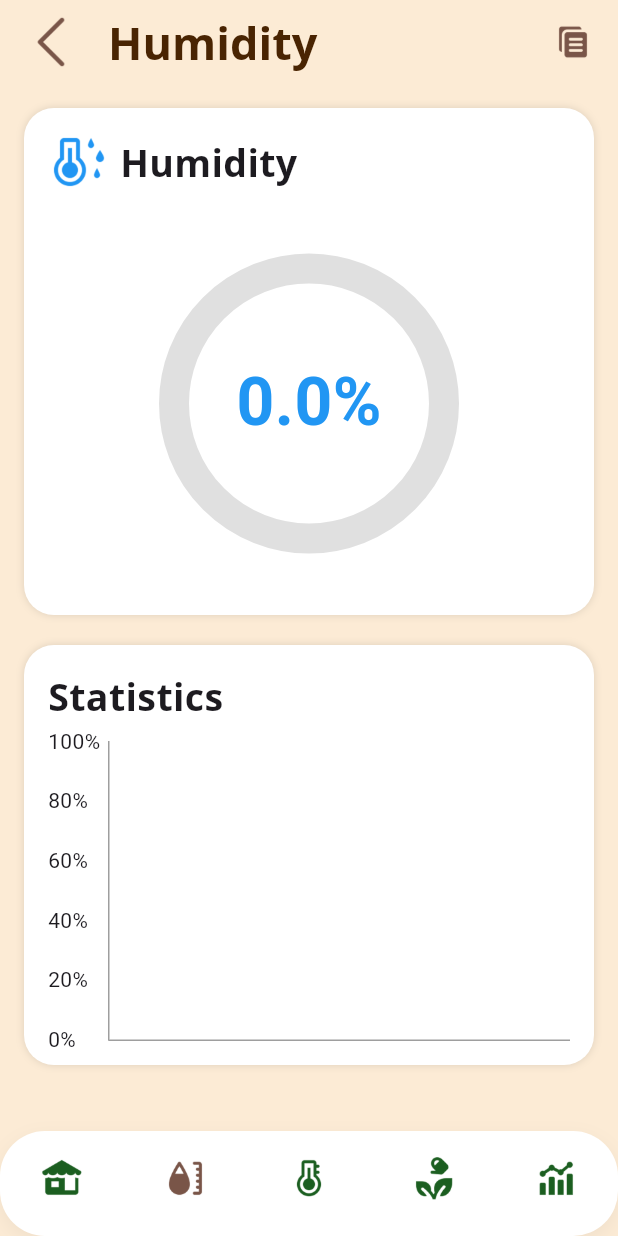
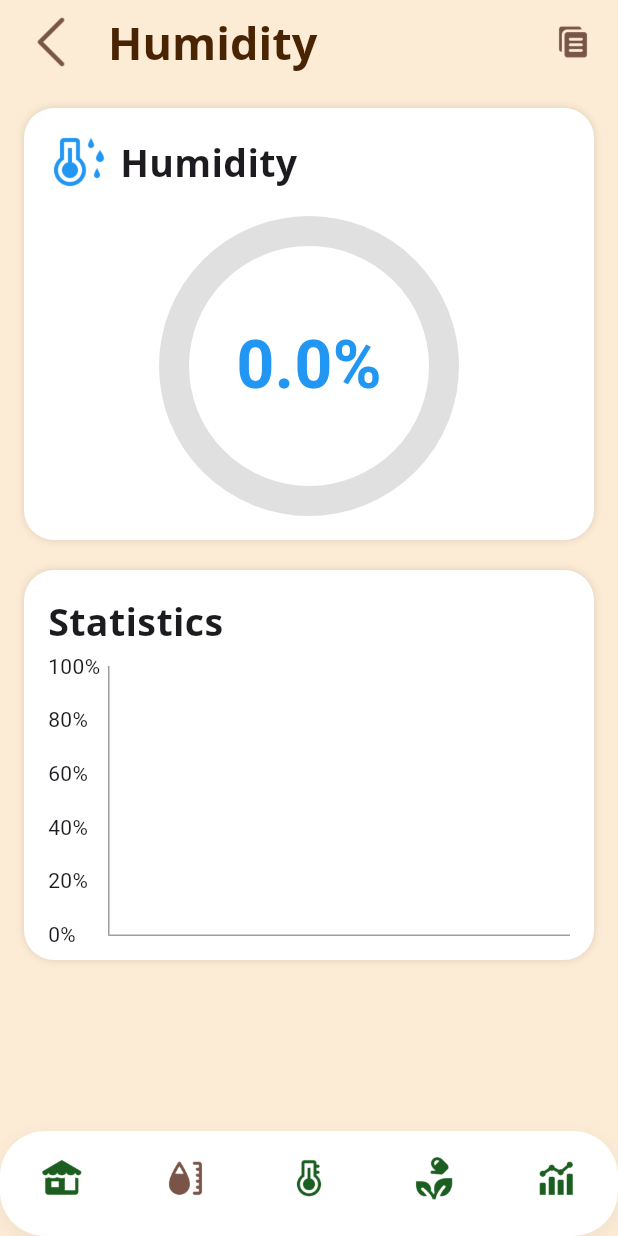
Before and after one commit to TienAnhdeptraii/DADN_MobileApp, a Flutter app: the HumidityScreen screen opened by its route, on a phone screen of 412 x 824 dp. Run offline on Flutter 3.47's test engine with Material 3 defaults, Android fonts, the phone set to English and light mode, and no system bars; drawn by our look-alikes of fl_chart; network calls fail.

Commit message:
Cập nhật humidity screen

```diff
--- a/lib/UI/screens/humidity_screen.dart
+++ b/lib/UI/screens/humidity_screen.dart
@@ -153,7 +153,7 @@ class _HumidityScreenState extends State<HumidityScreen> {
                   ),
                   const SizedBox(height: 16),
                   SizedBox(
-                    height: 250,
+                    height: 200,
                     width: 200,
                     child: Stack(
                       alignment: Alignment.center,
@@ -207,7 +207,7 @@ class _HumidityScreenState extends State<HumidityScreen> {
                   ),
                   const SizedBox(height: 12),
                   SizedBox(
-                    height: 200,
+                    height: 180,
                     child: LineChart(
                       LineChartData(
                         gridData: FlGridData(show: false),
```
